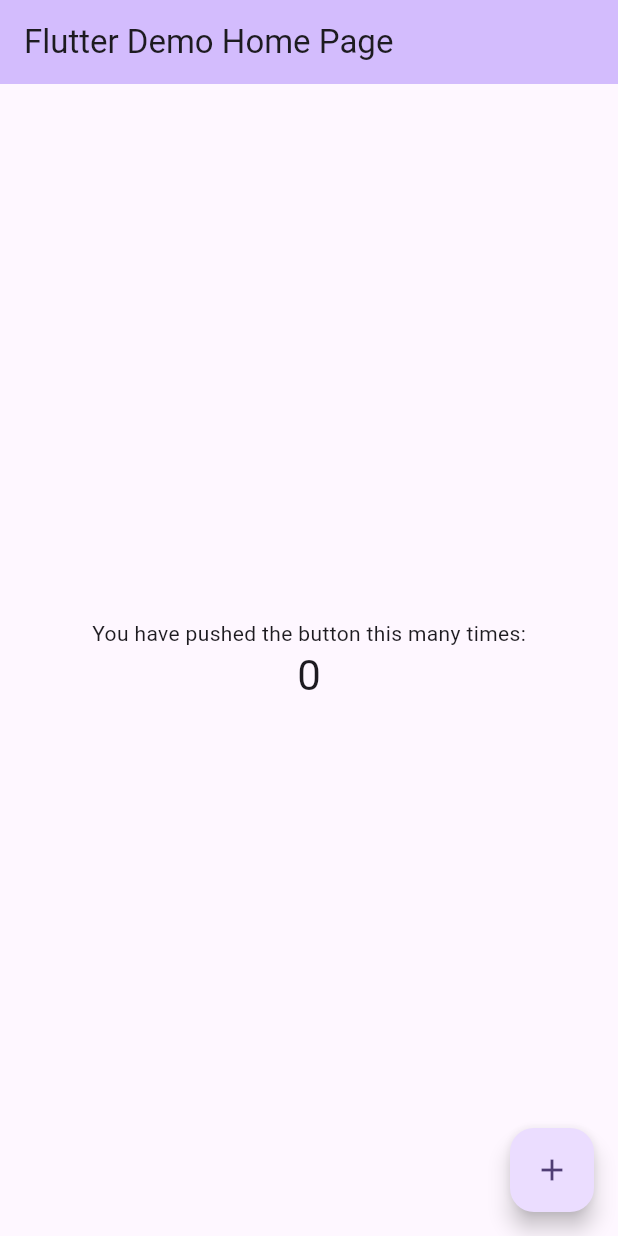
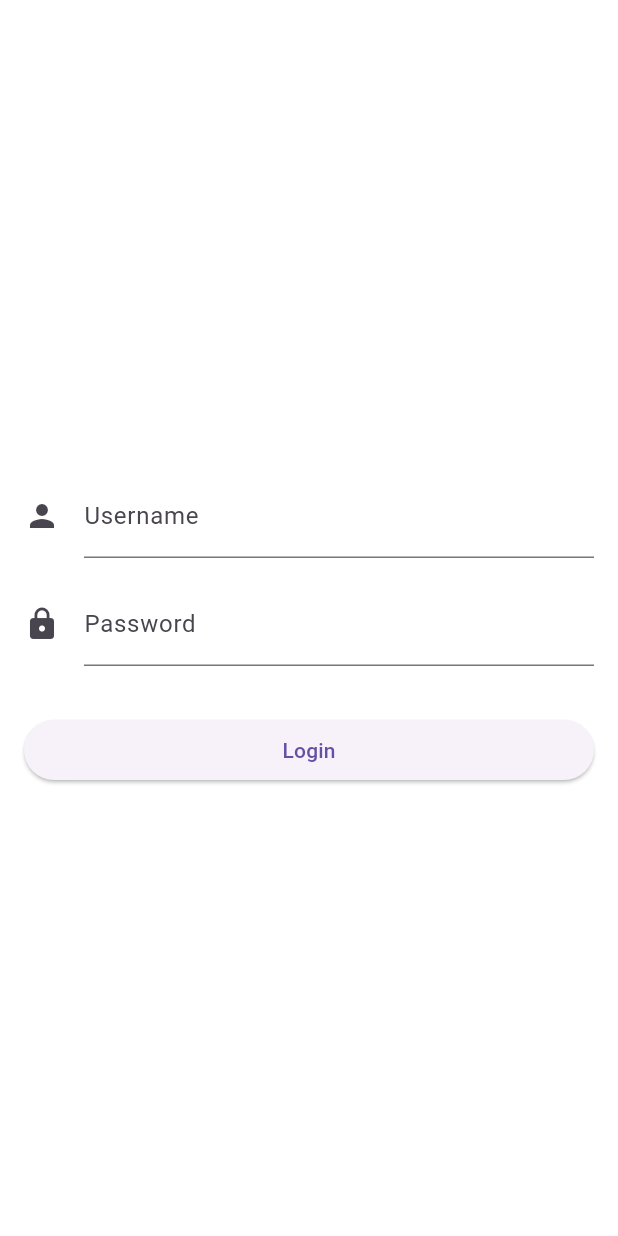
Before and after one commit to abdul-rozzaq/turbo, a Flutter app: the screen it shows after launch, on a phone screen of 412 x 824 dp. Run offline on Flutter 3.47's test engine with Material 3 defaults, Android fonts, the light colour scheme and no system bars; our stand-ins replace fl_chart.

Commit message:
Murodulla code

```diff
--- /dev/null
+++ b/lib/auth/login.dart
@@ -0,0 +1,77 @@
+import 'package:flutter/material.dart';
+import 'package:turbo/home_screen/home.dart';
+
+class LoginPage extends StatefulWidget {
+  const LoginPage({Key? key}) : super(key: key);
+
+  @override
+  _LoginPageState createState() => _LoginPageState();
+}
+
+class _LoginPageState extends State<LoginPage> {
+  final TextEditingController _usernameController = TextEditingController();
+  final TextEditingController _passwordController = TextEditingController();
+
+  @override
+  Widget build(BuildContext context) {
+    return Scaffold(
+      backgroundColor: Colors.white,
+      body: Padding(
+        padding: const EdgeInsets.all(16.0),
+        child: Column(
+          mainAxisAlignment: MainAxisAlignment.center,
+          crossAxisAlignment: CrossAxisAlignment.stretch,
+          children: [
+
+            const SizedBox(height: 16),
+            TextField(
+              controller: _usernameController,
+              decoration: const InputDecoration(
+                labelText: 'Username',
+                icon: Icon(Icons.person),
+              ),
+            ),
+            const SizedBox(height: 16),
+            TextField(
+              controller: _passwordController,
+              obscureText: true,
+              decoration: const InputDecoration(
+                labelText: 'Password',
+                icon: Icon(Icons.lock),
+              ),
+            ),
+            const SizedBox(height: 32),
+            ElevatedButton(
+              onPressed: () {
+                _navigateToNextScreen(context);
+              },
+              child: const Text('Login'),
+            ),
+          ],
+        ),
+      ),
+    );
+  }
+
+  bool _isLoginPressed = false;
+
+  void _navigateToNextScreen(BuildContext context) {
+    setState(() {
+      _isLoginPressed = true;
+    });
+
+    Future.delayed(const Duration(milliseconds: 500), () {
+      Navigator.push(
+        context,
+        PageRouteBuilder(
+          pageBuilder: (context, animation, secondaryAnimation) {
+            return FadeTransition(
+              opacity: animation,
+              child: const HomePage(),
+            );
+          },
+        ),
+      );
+    });
+  }
+}
--- a/lib/main.dart
+++ b/lib/main.dart
@@ -1,4 +1,5 @@
 import 'package:flutter/material.dart';
+import 'package:turbo/auth/login.dart';
 
 void main() {
   runApp(const MyApp());
@@ -7,119 +8,16 @@ void main() {
 class MyApp extends StatelessWidget {
   const MyApp({super.key});
 
-  // This widget is the root of your application.
   @override
   Widget build(BuildContext context) {
     return MaterialApp(
-      title: 'Flutter Demo',
+      debugShowCheckedModeBanner: false,
+      title: 'Turbo Application',
       theme: ThemeData(
-        // This is the theme of your application.
-        //
-        // TRY THIS: Try running your application with "flutter run". You'll see
-        // the application has a blue toolbar. Then, without quitting the app,
-        // try changing the seedColor in the colorScheme below to Colors.green
-        // and then invoke "hot reload" (save your changes or press the "hot
-        // reload" button in a Flutter-supported IDE, or press "r" if you used
-        // the command line to start the app).
-        //
-        // Notice that the counter didn't reset back to zero; the application
-        // state is not lost during the reload. To reset the state, use hot
-        // restart instead.
-        //
-        // This works for code too, not just values: Most code changes can be
-        // tested with just a hot reload.
-        colorScheme: ColorScheme.fromSeed(seedColor: Colors.deepPurple),
-        useMaterial3: true,
+        primarySwatch: Colors.blue,
+        visualDensity: VisualDensity.adaptivePlatformDensity,
       ),
-      home: const MyHomePage(title: 'Flutter Demo Home Page'),
+      home: const LoginPage(),
     );
   }
 }
-
-class MyHomePage extends StatefulWidget {
-  const MyHomePage({super.key, required this.title});
-
-  // This widget is the home page of your application. It is stateful, meaning
-  // that it has a State object (defined below) that contains fields that affect
-  // how it looks.
-
-  // This class is the configuration for the state. It holds the values (in this
-  // case the title) provided by the parent (in this case the App widget) and
-  // used by the build method of the State. Fields in a Widget subclass are
-  // always marked "final".
-
-  final String title;
-
-  @override
-  State<MyHomePage> createState() => _MyHomePageState();
-}
-
-class _MyHomePageState extends State<MyHomePage> {
-  int _counter = 0;
-
-  void _incrementCounter() {
-    setState(() {
-      // This call to setState tells the Flutter framework that something has
-      // changed in this State, which causes it to rerun the build method below
-      // so that the display can reflect the updated values. If we changed
-      // _counter without calling setState(), then the build method would not be
-      // called again, and so nothing would appear to happen.
-      _counter++;
-    });
-  }
-
-  @override
-  Widget build(BuildContext context) {
-    // This method is rerun every time setState is called, for instance as done
-    // by the _incrementCounter method above.
-    //
-    // The Flutter framework has been optimized to make rerunning build methods
-    // fast, so that you can just rebuild anything that needs updating rather
-    // than having to individually change instances of widgets.
-    return Scaffold(
-      appBar: AppBar(
-        // TRY THIS: Try changing the color here to a specific color (to
-        // Colors.amber, perhaps?) and trigger a hot reload to see the AppBar
-        // change color while the other colors stay the same.
-        backgroundColor: Theme.of(context).colorScheme.inversePrimary,
-        // Here we take the value from the MyHomePage object that was created by
-        // the App.build method, and use it to set our appbar title.
-        title: Text(widget.title),
-      ),
-      body: Center(
-        // Center is a layout widget. It takes a single child and positions it
-        // in the middle of the parent.
-        child: Column(
-          // Column is also a layout widget. It takes a list of children and
-          // arranges them vertically. By default, it sizes itself to fit its
-          // children horizontally, and tries to be as tall as its parent.
-          //
-          // Column has various properties to control how it sizes itself and
-          // how it positions its children. Here we use mainAxisAlignment to
-          // center the children vertically; the main axis here is the vertical
-          // axis because Columns are vertical (the cross axis would be
-          // horizontal).
-          //
-          // TRY THIS: Invoke "debug painting" (choose the "Toggle Debug Paint"
-          // action in the IDE, or press "p" in the console), to see the
-          // wireframe for each widget.
-          mainAxisAlignment: MainAxisAlignment.center,
-          children: <Widget>[
-            const Text(
-              'You have pushed the button this many times:',
-            ),
-            Text(
-              '$_counter',
-              style: Theme.of(context).textTheme.headlineMedium,
-            ),
-          ],
-        ),
-      ),
-      floatingActionButton: FloatingActionButton(
-        onPressed: _incrementCounter,
-        tooltip: 'Increment',
-        child: const Icon(Icons.add),
-      ), // This trailing comma makes auto-formatting nicer for build methods.
-    );
-  }
-}
```
Also changed, not shown: lib/home_screen/home.dart (added, +72 -0 lines), pubspec.yaml (+6 -4 lines), assets/images/background.png (added), pubspec.lock, 1 other file.
